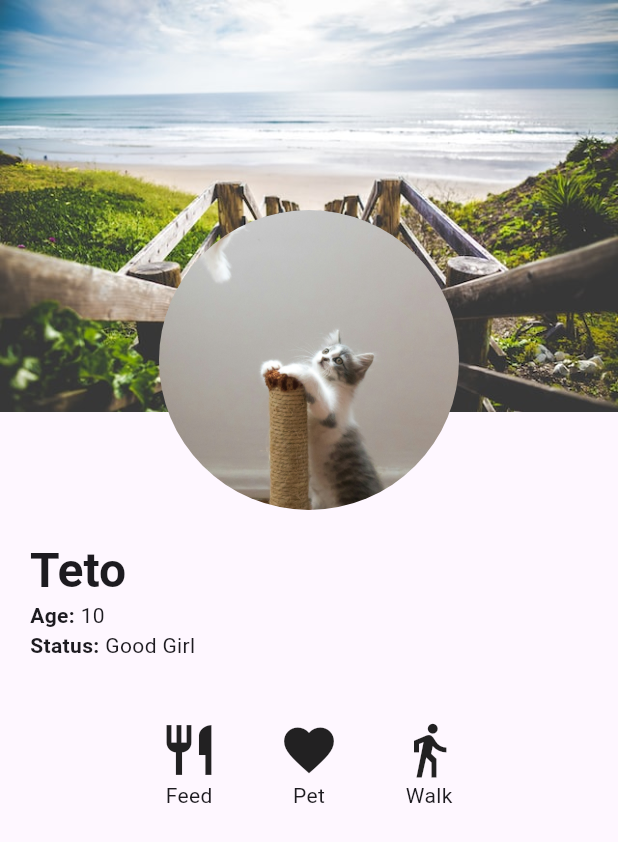
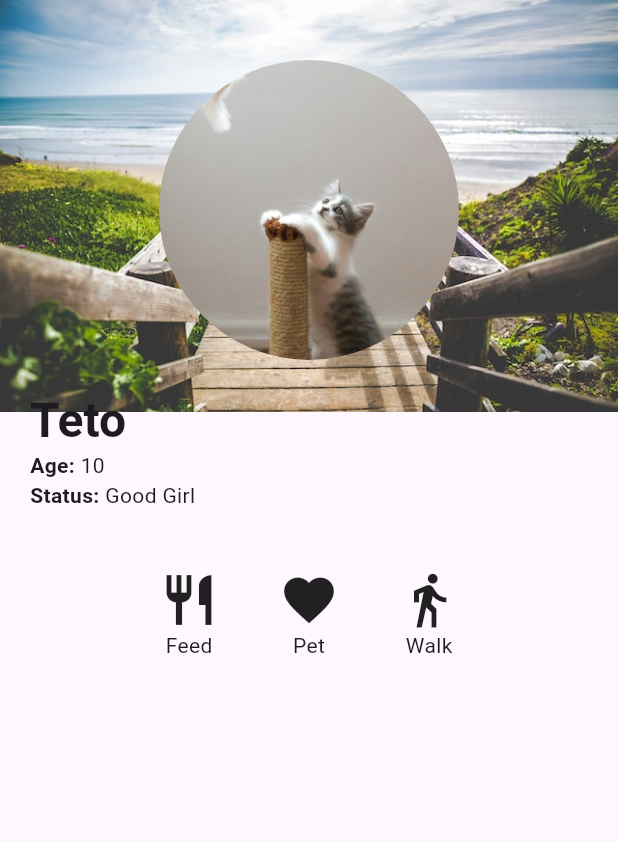
Before and after one commit to zenoplex/flutter-sandbox, a Flutter app: the ProfileScreen screen opened directly, on a phone screen of 412 x 824 dp. Shown: the top 842 px of the screen. Run offline on Flutter 3.47's test engine with Material 3 defaults, Android fonts, the phone set to English and light mode, and no system bars; our stand-ins replace google_fonts.

Commit message:
feat: Switch back to ProfileScreen

```diff
--- a/lib/main.dart
+++ b/lib/main.dart
@@ -1,6 +1,6 @@
 import 'package:flutter/material.dart';
-import 'package:flutter_sandbox/flex_screen.dart';
-// import 'package:flutter_sandbox/profile_screen.dart';
+// import 'package:flutter_sandbox/flex_screen.dart';
+import 'package:flutter_sandbox/profile_screen.dart';
 
 void main() {
   runApp(const StaticApp());
@@ -20,7 +20,7 @@ class StaticApp extends StatelessWidget {
           brightness: Brightness.dark,
         ),
         themeMode: ThemeMode.system,
-        // home: const ProfileScreen());
-        home: const FlexScreen());
+        home: const ProfileScreen());
+    // home: const FlexScreen());
   }
 }
--- a/lib/profile_screen.dart
+++ b/lib/profile_screen.dart
@@ -8,13 +8,14 @@ class ProfileScreen extends StatelessWidget {
     return Scaffold(
         body: Stack(children: [
       Image.asset('assets/beach.jpg'),
-      Transform.translate(
-          offset: const Offset(0, 140),
-          child: const Column(children: [
-            ProfileImage(),
-            ProfileDetails(),
-            ProfileActions(),
-          ]))
+      SafeArea(
+          child: Transform.translate(
+              offset: const Offset(0, 40),
+              child: const Column(children: [
+                ProfileImage(),
+                ProfileDetails(),
+                ProfileActions(),
+              ])))
     ]));
   }
 }
```
